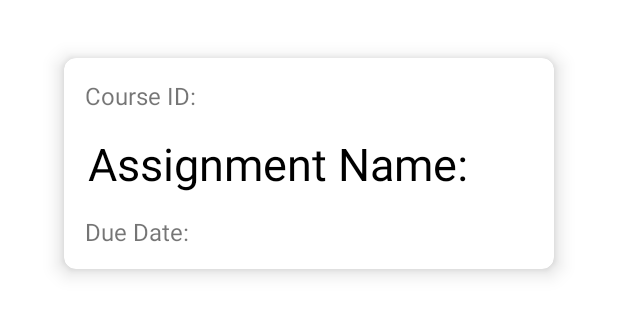
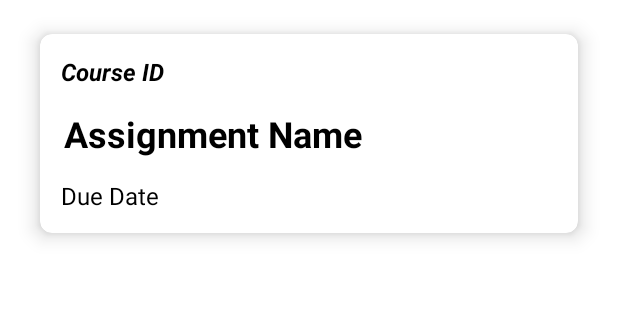
Before and after one commit to paulaelaigwu/Project01CS2340, an Android app: the layout assignment_item.xml on its own in the app's theme, with its tools: preview values and no code run, on a phone screen of 412 x 824 dp. Shown: the top 315 px of the screen. Run offline under Robolectric (Android 15) with nearby library versions, the phone set to English and light mode, and no system bars; Roboto replaces fonts that are not available here.

Commit message:
all together and working

```diff
--- a/app/src/main/res/layout/assignment_item.xml
+++ b/app/src/main/res/layout/assignment_item.xml
@@ -3,8 +3,7 @@
     android:id="@+id/Card_AssignmentItem"
     android:layout_width="match_parent"
     android:layout_height="wrap_content"
-    android:orientation="vertical"
-    android:padding="16dp">
+    android:orientation="vertical">
 
     <androidx.cardview.widget.CardView
         android:layout_width="match_parent"
@@ -25,29 +24,37 @@
             android:layout_height="match_parent"
             android:orientation="vertical"
             android:padding="8dp">
+
             <TextView
                 android:id="@+id/textViewCourseId"
-                android:layout_width="wrap_content"
+                android:layout_width="match_parent"
                 android:layout_height="wrap_content"
                 android:padding="6dp"
-                android:text="Course ID: "
-                android:textSize="16sp" />
+                android:text="Course ID"
+                android:inputType="textCapCharacters"
+                android:textColor="@android:color/black"
+                android:textSize="16sp"
+                android:textStyle="bold|italic" />
 
             <TextView
                 android:id="@+id/textViewAssignmentName"
-                android:layout_width="wrap_content"
+                android:layout_width="match_parent"
                 android:layout_height="wrap_content"
                 android:padding="8dp"
-                android:text="Assignment Name: "
+                android:text="Assignment Name"
+                android:inputType="textCapWords"
                 android:textColor="@android:color/black"
-                android:textSize="30sp" />
+                android:textSize="24sp"
+                android:textStyle="bold" />
 
             <TextView
                 android:id="@+id/textViewDueDate"
-                android:layout_width="wrap_content"
+                android:layout_width="match_parent"
                 android:layout_height="wrap_content"
                 android:padding="6dp"
-                android:text="Due Date: "
+                android:text="Due Date"
+                android:inputType="date"
+                android:textColor="@android:color/black"
                 android:textSize="16sp" />
         </LinearLayout>
     </androidx.cardview.widget.CardView>
--- a/app/src/main/res/layout/fragment_home.xml
+++ b/app/src/main/res/layout/fragment_home.xml
@@ -11,6 +11,7 @@
         android:id="@+id/imageView5"
         android:layout_width="wrap_content"
         android:layout_height="wrap_content"
+        android:layout_marginTop="16dp"
         android:src="@drawable/icons8_waving_hand_100"
         app:layout_constraintEnd_toEndOf="parent"
         app:layout_constraintStart_toStartOf="parent"
@@ -21,7 +22,7 @@
         android:layout_width="wrap_content"
         android:layout_height="wrap_content"
         android:fontFamily="@font/merriweather"
-        android:text="Hi Friend!"
+        android:text="@string/hi_friend"
         android:textColor="#576DEA"
         android:textSize="24sp"
         android:textStyle="bold"
--- a/app/src/main/res/values/strings.xml
+++ b/app/src/main/res/values/strings.xml
@@ -13,7 +13,6 @@
     <string name="menu_exams">Exams</string>
     <string name="menu_todo">To-Do List</string>
     <!-- TODO: Remove or change this placeholder text -->
-    <string name="hello_blank_fragment">Hello blank fragment</string>
     <string name="course_id">Course ID</string>
     <string name="course_title">Course Title</string>
     <string name="professor">Professor</string>
@@ -30,7 +29,7 @@
     <string name="add_exam">Add Exam</string>
     <string name="examcourse_id">Course ID</string>
     <string name="exam_name">Exam Name</string>
-    <string name="location">Location:</string>
+    <string name="location">Location</string>
     <string name="exam_cancel">Cancel</string>
     <string name="exam_save">Save</string>
     <string name="exam_location">Location</string>
@@ -39,4 +38,5 @@
     <string name="date">Date (mm/dd/yyyy)</string>
     <string name="exam_time">Time</string>
     <string name="task">Task</string>
+    <string name="hi_friend">Hi Friend!</string>
 </resources>
```
Also changed, not shown: app/src/main/res/layout/exam_item.xml (+15 -4 lines), app/src/main/res/layout/fragment_slideshow.xml (+6 -4 lines).
